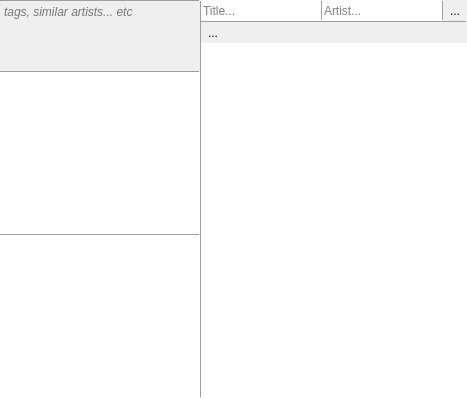
milohr/babe-qt, file infoview.ui: the form before one commit.
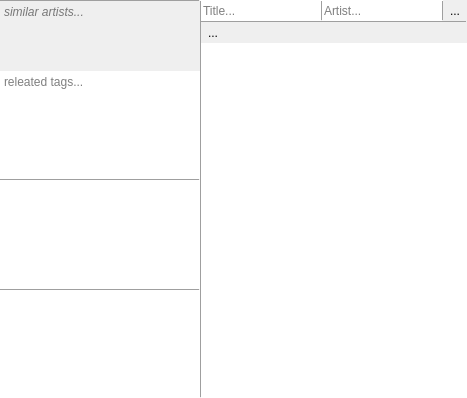
The form after the commit. Icons and pictures are not drawn.

```diff
--- a/infoview.ui
+++ b/infoview.ui
@@ -305,66 +305,8 @@
           <property name="spacing">
            <number>0</number>
           </property>
-          <item row="3" column="0">
-           <widget class="QFrame" name="frame_5">
-            <property name="maximumSize">
-             <size>
-              <width>16777215</width>
-              <height>1</height>
-             </size>
-            </property>
-            <property name="frameShape">
-             <enum>QFrame::HLine</enum>
-            </property>
-            <property name="frameShadow">
-             <enum>QFrame::Raised</enum>
-            </property>
-           </widget>
-          </item>
-          <item row="4" column="0">
-           <widget class="QTextBrowser" name="artistText">
-            <property name="minimumSize">
-             <size>
-              <width>0</width>
-              <height>100</height>
-             </size>
-            </property>
-            <property name="frameShape">
-             <enum>QFrame::NoFrame</enum>
-            </property>
-           </widget>
-          </item>
-          <item row="1" column="0">
-           <widget class="QFrame" name="frame_7">
-            <property name="maximumSize">
-             <size>
-              <width>16777215</width>
-              <height>1</height>
-             </size>
-            </property>
-            <property name="frameShape">
-             <enum>QFrame::HLine</enum>
-            </property>
-            <property name="frameShadow">
-             <enum>QFrame::Raised</enum>
-            </property>
-           </widget>
-          </item>
-          <item row="2" column="0">
-           <widget class="QTextBrowser" name="albumText">
-            <property name="minimumSize">
-             <size>
-              <width>0</width>
-              <height>100</height>
-             </size>
-            </property>
-            <property name="frameShape">
-             <enum>QFrame::NoFrame</enum>
-            </property>
-           </widget>
-          </item>
           <item row="0" column="0">
-           <widget class="QTextBrowser" name="tagsInfo">
+           <widget class="QTextBrowser" name="similarArtistInfo">
             <property name="sizePolicy">
              <sizepolicy hsizetype="Expanding" vsizetype="Minimum">
               <horstretch>0</horstretch>
@@ -393,7 +335,75 @@
              <enum>QFrame::NoFrame</enum>
             </property>
             <property name="placeholderText">
-             <string>tags, similar artists... etc</string>
+             <string>similar artists... </string>
+            </property>
+           </widget>
+          </item>
+          <item row="6" column="0">
+           <widget class="QFrame" name="frame_5">
+            <property name="maximumSize">
+             <size>
+              <width>16777215</width>
+              <height>1</height>
+             </size>
+            </property>
+            <property name="frameShape">
+             <enum>QFrame::HLine</enum>
+            </property>
+            <property name="frameShadow">
+             <enum>QFrame::Raised</enum>
+            </property>
+           </widget>
+          </item>
+          <item row="5" column="0">
+           <widget class="QTextBrowser" name="albumText">
+            <property name="minimumSize">
+             <size>
+              <width>0</width>
+              <height>100</height>
+             </size>
+            </property>
+            <property name="frameShape">
+             <enum>QFrame::NoFrame</enum>
+            </property>
+           </widget>
+          </item>
+          <item row="2" column="0">
+           <widget class="QFrame" name="frame_7">
+            <property name="maximumSize">
+             <size>
+              <width>16777215</width>
+              <height>1</height>
+             </size>
+            </property>
+            <property name="frameShape">
+             <enum>QFrame::HLine</enum>
+            </property>
+            <property name="frameShadow">
+             <enum>QFrame::Raised</enum>
+            </property>
+           </widget>
+          </item>
+          <item row="7" column="0">
+           <widget class="QTextBrowser" name="artistText">
+            <property name="minimumSize">
+             <size>
+              <width>0</width>
+              <height>100</height>
+             </size>
+            </property>
+            <property name="frameShape">
+             <enum>QFrame::NoFrame</enum>
+            </property>
+           </widget>
+          </item>
+          <item row="1" column="0">
+           <widget class="QTextBrowser" name="tagsInfo">
+            <property name="frameShape">
+             <enum>QFrame::NoFrame</enum>
+            </property>
+            <property name="placeholderText">
+             <string>releated tags...</string>
             </property>
            </widget>
           </item>
```
